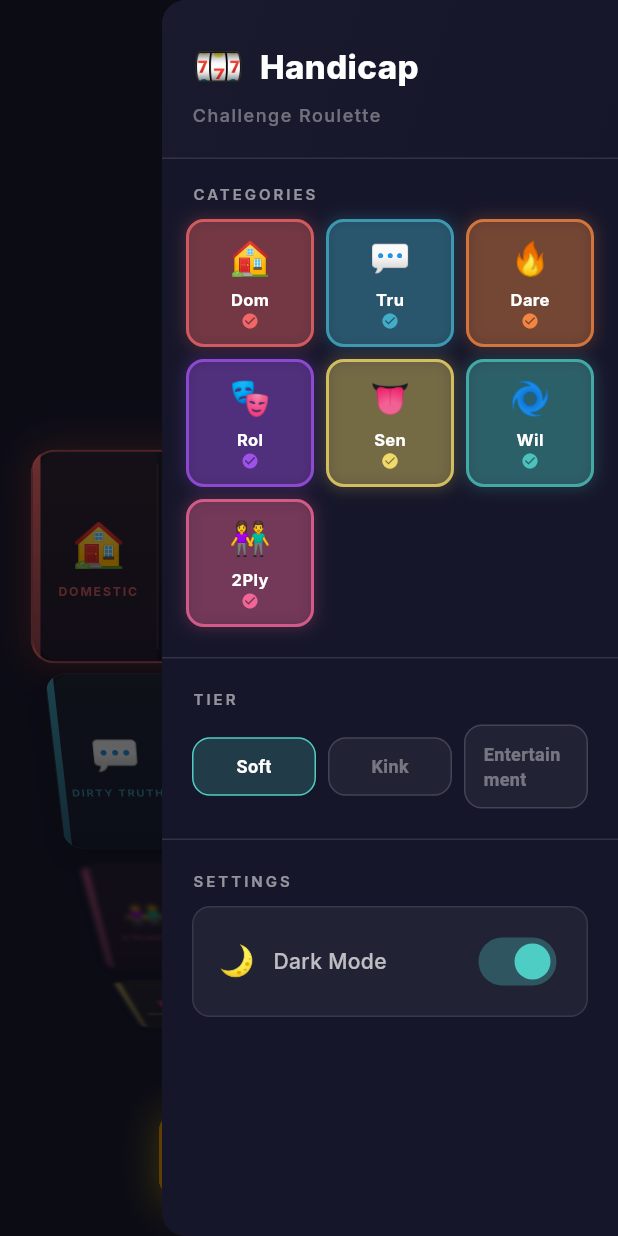
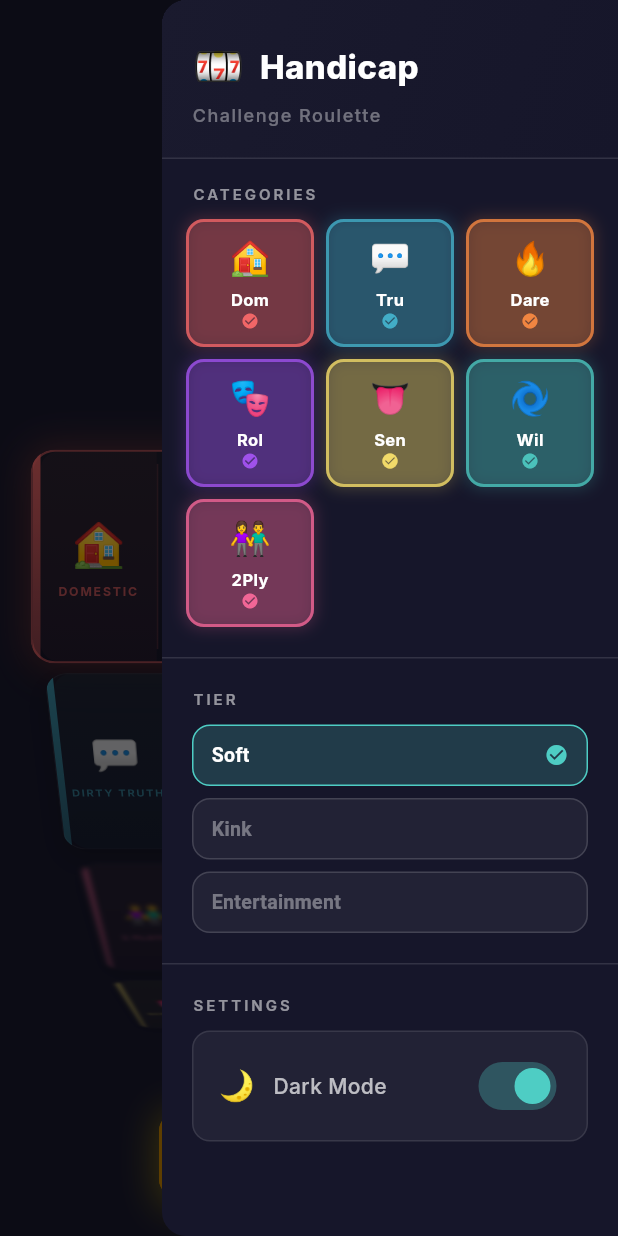
Before and after one commit to Juma1988/my_agents, a Flutter app: the screen it shows after launch, with the side drawer open, on a phone screen of 412 x 824 dp. Run offline on Flutter 3.47's test engine with Material 3 defaults, Android fonts, the phone set to English and light mode, and no system bars; our stand-ins replace flutter_animate, google_fonts, hive, hive_flutter; accounts and stored records are empty.

Commit message:
Change tier selector to vertical list with checkmarks

```diff
--- a/lib/widgets/app_drawer.dart
+++ b/lib/widgets/app_drawer.dart
@@ -258,13 +258,13 @@ class AppDrawer extends StatelessWidget {
   Widget _buildTierRow(BuildContext context) {
     return Padding(
       padding: const EdgeInsets.symmetric(horizontal: 20),
-      child: Row(
+      child: Column(
         children: [
-          Expanded(child: _buildTierChip('Soft', 'soft', context)),
-          const SizedBox(width: 8),
-          Expanded(child: _buildTierChip('Kink', 'kink', context)),
-          const SizedBox(width: 8),
-          Expanded(child: _buildTierChip('Entertainment', 'entertainment', context)),
+          _buildTierChip('Soft', 'soft', context),
+          const SizedBox(height: 8),
+          _buildTierChip('Kink', 'kink', context),
+          const SizedBox(height: 8),
+          _buildTierChip('Entertainment', 'entertainment', context),
         ],
       ),
     );
@@ -315,15 +315,24 @@ class AppDrawer extends StatelessWidget {
                 : Colors.white.withValues(alpha: 0.15),
           ),
         ),
-        child: Center(
-          child: Text(
-            label,
-            style: TextStyle(
-              color: selected ? Colors.white : Colors.white38,
-              fontSize: 12,
-              fontWeight: FontWeight.w600,
+        child: Row(
+          children: [
+            Text(
+              label,
+              style: TextStyle(
+                color: selected ? Colors.white : Colors.white38,
+                fontSize: 13,
+                fontWeight: FontWeight.w600,
+              ),
             ),
-          ),
+            const Spacer(),
+            if (selected)
+              const Icon(
+                Icons.check_circle,
+                color: Color(0xFF4ECDC4),
+                size: 16,
+              ),
+          ],
         ),
       ),
     );
```
